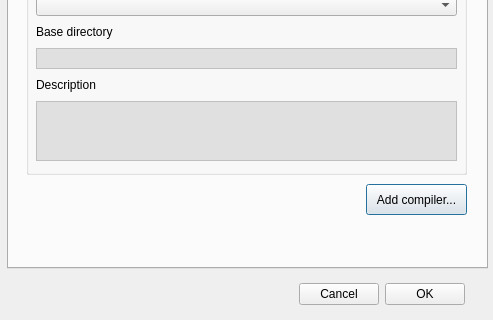
First picture: the form in gix-ide/Settings.ui, repository mridoni/gix, before the edit; both pictures show x 0 to 493 and y 292 to 612 of the 493 by 612 pixel window.
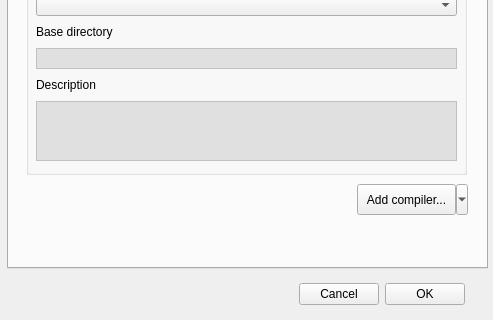
Second picture: the form after the edit.

```diff
--- a/gix-ide/Settings.ui
+++ b/gix-ide/Settings.ui
@@ -588,31 +588,6 @@
       </layout>
      </widget>
     </widget>
-    <widget class="QPushButton" name="btnAddCompiler">
-     <property name="geometry">
-      <rect>
-       <x>357</x>
-       <y>440</y>
-       <width>101</width>
-       <height>31</height>
-      </rect>
-     </property>
-     <property name="sizePolicy">
-      <sizepolicy hsizetype="Fixed" vsizetype="Fixed">
-       <horstretch>0</horstretch>
-       <verstretch>0</verstretch>
-      </sizepolicy>
-     </property>
-     <property name="maximumSize">
-      <size>
-       <width>16777215</width>
-       <height>16777215</height>
-      </size>
-     </property>
-     <property name="text">
-      <string>Add compiler...</string>
-     </property>
-    </widget>
     <widget class="QGroupBox" name="groupBox_2">
      <property name="geometry">
       <rect>
@@ -687,6 +662,31 @@
       </layout>
      </widget>
     </widget>
+    <widget class="QToolButton" name="btnAddCompiler">
+     <property name="geometry">
+      <rect>
+       <x>348</x>
+       <y>440</y>
+       <width>111</width>
+       <height>31</height>
+      </rect>
+     </property>
+     <property name="text">
+      <string>Add compiler...</string>
+     </property>
+     <property name="popupMode">
+      <enum>QToolButton::MenuButtonPopup</enum>
+     </property>
+     <property name="toolButtonStyle">
+      <enum>Qt::ToolButtonTextOnly</enum>
+     </property>
+     <property name="autoRaise">
+      <bool>false</bool>
+     </property>
+     <property name="arrowType">
+      <enum>Qt::NoArrow</enum>
+     </property>
+    </widget>
    </widget>
    <widget class="QWidget" name="tab_3">
     <attribute name="title">
```
Left out of the diff: 10 changed lines with no effect on the pictures.
